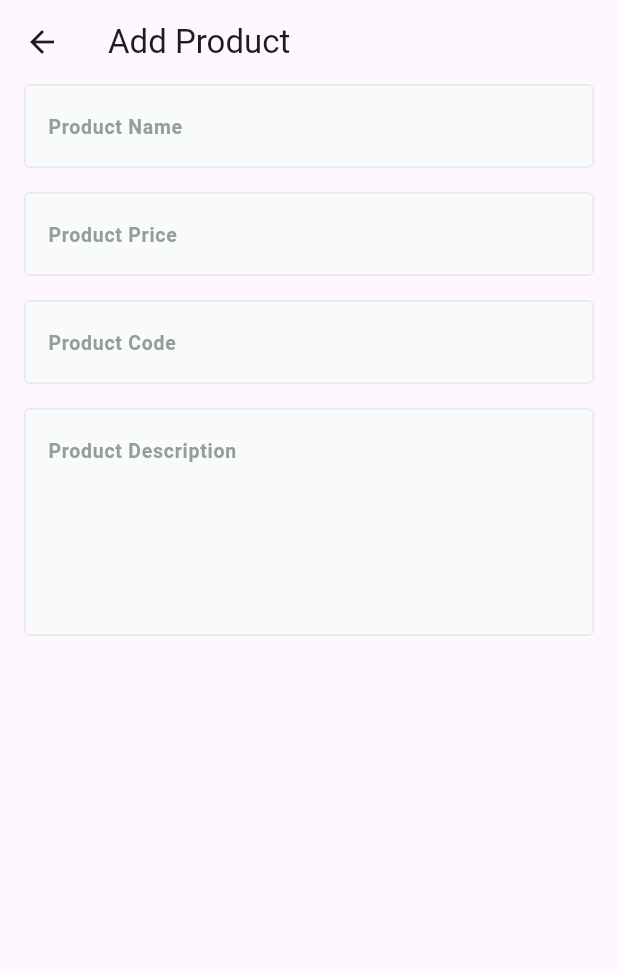
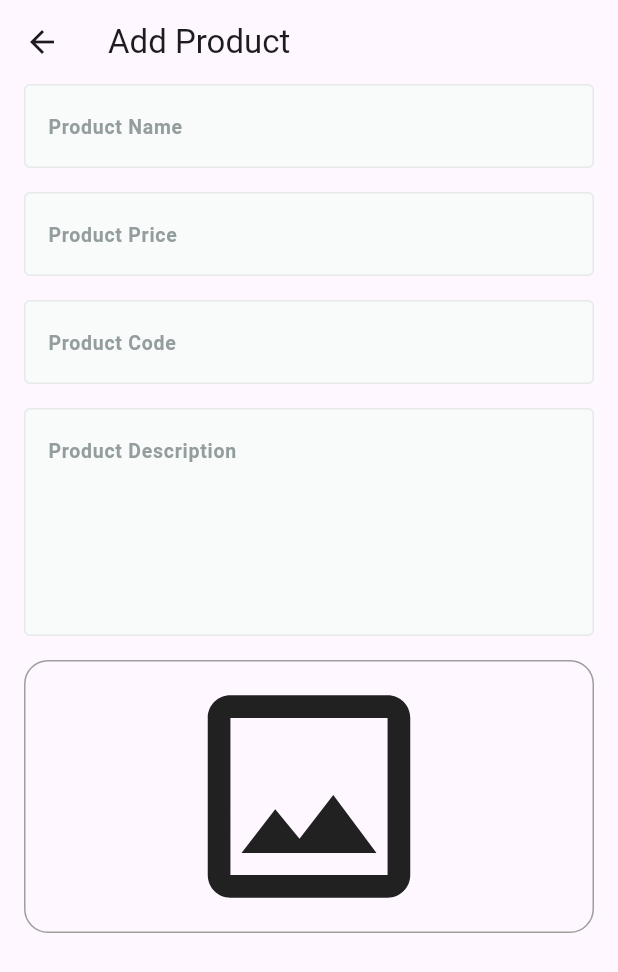
Before and after one commit to abo3amer69/fruits_hup_dashboard, a Flutter app: the AddProductView screen opened by its route, on a phone screen of 412 x 824 dp. Shown: the top 972 px of the screen. Run offline on Flutter 3.47's test engine with Material 3 defaults, Android fonts, the phone set to English and light mode, and no system bars; our stand-ins replace firebase_core; accounts and stored records are empty.

Commit message:
create image field to custom text form field to add product

```diff
--- a/lib/features/add_product/presentation/views/widget/add_prouduct_view_body.dart
+++ b/lib/features/add_product/presentation/views/widget/add_prouduct_view_body.dart
@@ -1,5 +1,6 @@
 import 'package:flutter/material.dart';
 import 'package:fruits_hup_dashboard/core/custom_text_form_field.dart';
+import 'package:fruits_hup_dashboard/features/add_product/presentation/views/widget/image_field.dart';
 
 class AddProuductViewBody extends StatefulWidget {
   const AddProuductViewBody({super.key});
@@ -52,6 +53,7 @@
               SizedBox(
                 height: 16,
               ),
+              ImageField(),
             ],
           ),
         ),
--- /dev/null
+++ b/lib/features/add_product/presentation/views/widget/image_field.dart
@@ -0,0 +1,23 @@
+import 'package:flutter/material.dart';
+
+class ImageField extends StatelessWidget {
+  const ImageField({super.key});
+
+  @override
+  Widget build(BuildContext context) {
+    return Container(
+      width: double.infinity,
+      decoration: BoxDecoration(
+          borderRadius: BorderRadius.circular(
+            16,
+          ),
+          border: Border.all(
+            color: Colors.grey,
+          )),
+      child: const Icon(
+        Icons.image_outlined,
+        size: 180,
+      ),
+    );
+  }
+}
```
